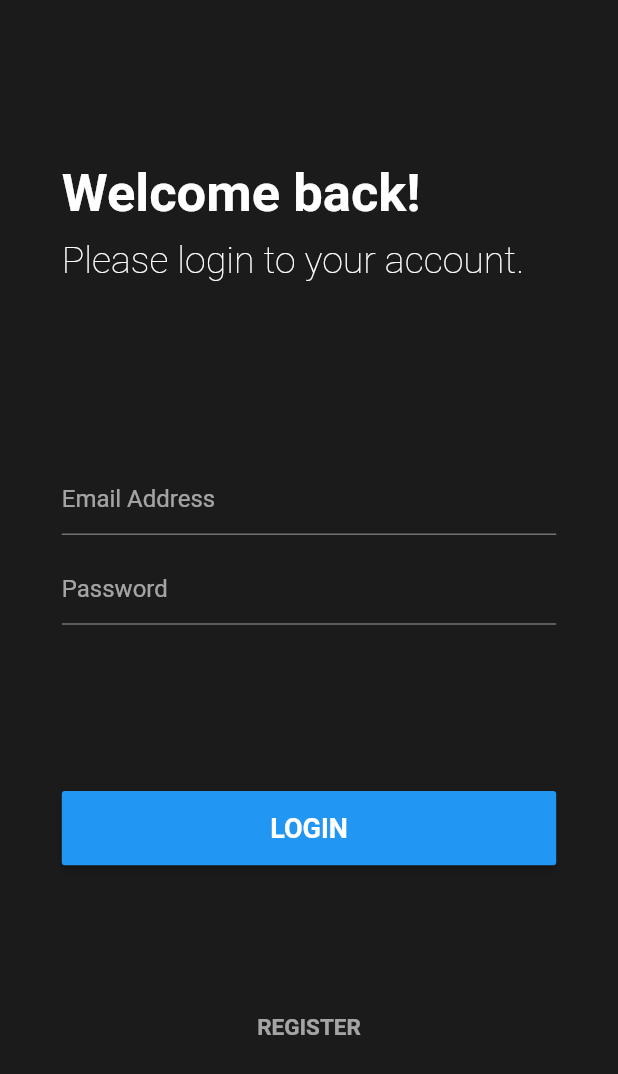
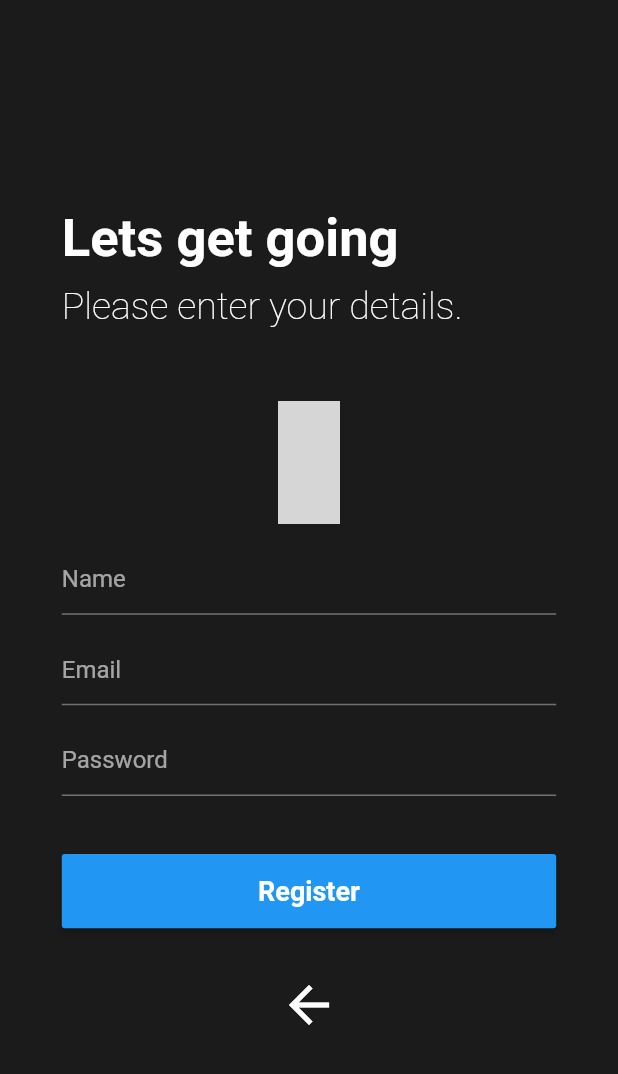
Before and after one commit to WilzZix/chatApp, a Flutter app: the screen it shows after launch, after a tap on "REGISTER", on a phone screen of 412 x 824 dp. Shown: the top 1074 px of the screen. Run offline on Flutter 3.47's test engine with Material 2 defaults, Android fonts, the phone set to English and light mode, and no system bars; our stand-ins replace cloud_firestore, firebase_analytics, firebase_auth, firebase_core, image_picker; accounts and stored records are empty; network calls fail; grey boxes are pictures that could not be loaded.

Commit message:
'nothing'

```diff
--- a/lib/main.dart
+++ b/lib/main.dart
@@ -1,4 +1,7 @@
 import 'package:chat_app/pages/login_page.dart';
+import 'package:chat_app/pages/registration_page.dart';
+import 'package:chat_app/services/db_service.dart';
+import 'package:chat_app/services/navigation_service.dart';
 import 'package:flutter/material.dart';
 import 'package:firebase_analytics/firebase_analytics.dart';
 
@@ -11,7 +14,10 @@ class MyApp extends StatelessWidget {
 
   @override
   Widget build(BuildContext context) {
+    DBService.instance
+        .createUserInDB('0123', 'Nodir', 'nodirbarotov0707@gmail.com');
     return MaterialApp(
+      navigatorKey: NavigationService.instance.navigatorKey,
       debugShowCheckedModeBanner: false,
       title: 'Chatify',
       theme: ThemeData(
@@ -20,7 +26,12 @@ class MyApp extends StatelessWidget {
         accentColor: const Color.fromRGBO(42, 117, 188, 1),
         backgroundColor: const Color.fromRGBO(28, 27, 27, 1),
       ),
-      home: const LoginPage(),
+      initialRoute: 'login',
+      routes: {
+        'login': (BuildContext _context) => LoginPage(),
+        'register': (BuildContext _context) => RegistrationPage(),
+      },
+      home: const RegistrationPage(),
     );
   }
 }
--- a/lib/pages/login_page.dart
+++ b/lib/pages/login_page.dart
@@ -1,9 +1,11 @@
 import 'package:chat_app/providers/auth_provider.dart';
+import 'package:chat_app/services/navigation_service.dart';
 import 'package:firebase_core/firebase_core.dart';
 import 'package:flutter/cupertino.dart';
 import 'package:flutter/material.dart';
 import 'package:provider/provider.dart';
 import '../services/snackbar_service.dart';
+
 class LoginPage extends StatefulWidget {
   const LoginPage({Key? key}) : super(key: key);
 
@@ -180,7 +182,9 @@ class _LoginPageState extends State<LoginPage> {
 
   Widget _registerButton() {
     return GestureDetector(
-      onTap: () {},
+      onTap: () {
+        NavigationService.instance.navigateToPage('register');
+      },
       child: SizedBox(
         height: _deviceHeight * 0.06,
         width: _deviceWidth,
--- /dev/null
+++ b/lib/pages/registration_page.dart
@@ -0,0 +1,202 @@
+import 'package:chat_app/services/navigation_service.dart';
+import 'package:flutter/material.dart';
+import 'package:image_picker/image_picker.dart';
+
+class RegistrationPage extends StatefulWidget {
+  const RegistrationPage({Key? key}) : super(key: key);
+
+  @override
+  _RegistrationPageState createState() => _RegistrationPageState();
+}
+
+class _RegistrationPageState extends State<RegistrationPage> {
+  late double _deviceHeight;
+  late double _deviceWidth;
+  GlobalKey<FormState>? _formKey;
+
+
+  _RegistrationPageState() {
+    _formKey = GlobalKey<FormState>();
+  }
+
+  @override
+  Widget build(BuildContext context) {
+    _deviceHeight = MediaQuery.of(context).size.height;
+    _deviceWidth = MediaQuery.of(context).size.width;
+    return Scaffold(
+      backgroundColor: Theme.of(context).backgroundColor,
+      body: Container(
+        alignment: Alignment.center,
+        child: signupPageUI(),
+      ),
+    );
+  }
+
+  Widget signupPageUI() {
+    return Container(
+      padding: EdgeInsets.symmetric(horizontal: _deviceWidth * 0.10),
+      child: Column(
+        mainAxisAlignment: MainAxisAlignment.spaceEvenly,
+        mainAxisSize: MainAxisSize.max,
+        crossAxisAlignment: CrossAxisAlignment.start,
+        children: [
+          _headingWidget(),
+          _inputForm(),
+          _loginButton(),
+          _backToLoginPageButton(),
+        ],
+      ),
+      height: _deviceHeight * 0.75,
+    );
+  }
+
+  Widget _headingWidget() {
+    return Container(
+      height: _deviceHeight * 0.12,
+      child: Column(
+        mainAxisAlignment: MainAxisAlignment.spaceEvenly,
+        crossAxisAlignment: CrossAxisAlignment.start,
+        children: [
+          Text(
+            'Lets get going',
+            style: TextStyle(fontSize: 35, fontWeight: FontWeight.w700),
+          ),
+          Text(
+            'Please enter your details.',
+            style: TextStyle(fontSize: 25, fontWeight: FontWeight.w200),
+          ),
+        ],
+      ),
+    );
+  }
+
+  Widget _inputForm() {
+    return Container(
+      height: _deviceHeight * 0.35,
+      child: Form(
+        key: _formKey,
+        onChanged: () {
+          _formKey!.currentState!.save();
+        },
+        child: Column(
+          mainAxisAlignment: MainAxisAlignment.spaceEvenly,
+          mainAxisSize: MainAxisSize.max,
+          crossAxisAlignment: CrossAxisAlignment.start,
+          children: [
+            _imageSelectorWidget(),
+            _nameTextField(),
+            _emailTextField(),
+            _passwordTextField(),
+          ],
+        ),
+      ),
+    );
+  }
+
+  Widget _imageSelectorWidget() {
+    return Align(
+      alignment: Alignment.center,
+      child: Container(
+        height: _deviceHeight * 0.10,
+        width: _deviceWidth * 0.10,
+        decoration: BoxDecoration(
+          color: Colors.transparent,
+          borderRadius: BorderRadius.circular(500),
+          image: DecorationImage(
+            fit: BoxFit.cover,
+            image: NetworkImage(
+                'https://media.istockphoto.com/vectors/programming-design-concept-vector-id947663966?b=1&k=20&m=947663966&s=170x170&h=JoiK3tnziP5tqqABhc_iDFj9oW2QAZqLpMO2QKpB4G0='),
+          ),
+        ),
+      ),
+    );
+  }
+
+  Widget _nameTextField() {
+    return TextFormField(
+      autocorrect: false,
+      style: const TextStyle(color: Colors.white),
+      validator: (_input) {
+        return _input!.isNotEmpty ? null : "Please enter a name";
+      },
+      onSaved: (_input) {},
+      cursorColor: Colors.white,
+      decoration: const InputDecoration(
+        hintText: 'Name',
+        focusedBorder: UnderlineInputBorder(
+          borderSide: BorderSide(color: Colors.white),
+        ),
+      ),
+    );
+  }
+
+  Widget _emailTextField() {
+    return TextFormField(
+      autocorrect: false,
+      style: const TextStyle(color: Colors.white),
+      validator: (_input) {
+        return _input!.isNotEmpty && _input.contains("@")
+            ? null
+            : "Please enter a valid email";
+      },
+      onSaved: (_input) {},
+      cursorColor: Colors.white,
+      decoration: const InputDecoration(
+        hintText: 'Email',
+        focusedBorder: UnderlineInputBorder(
+          borderSide: BorderSide(color: Colors.white),
+        ),
+      ),
+    );
+  }
+
+  Widget _passwordTextField() {
+    return TextFormField(
+      obscureText: true,
+      autocorrect: false,
+      style: const TextStyle(color: Colors.white),
+      validator: (_input) {
+        return _input!.isNotEmpty ? null : "Please enter a password";
+      },
+      onSaved: (_input) {},
+      cursorColor: Colors.white,
+      decoration: const InputDecoration(
+        hintText: 'Password',
+        focusedBorder: UnderlineInputBorder(
+          borderSide: BorderSide(color: Colors.white),
+        ),
+      ),
+    );
+  }
+
+  Widget _loginButton() {
+    return SizedBox(
+      height: _deviceHeight * 0.06,
+      width: _deviceWidth,
+      child: MaterialButton(
+        color: Colors.blue,
+        child: const Text(
+          'Register',
+          style: TextStyle(fontWeight: FontWeight.w700, fontSize: 18),
+        ),
+        onPressed: () {},
+      ),
+    );
+  }
+
+  Widget _backToLoginPageButton() {
+    return GestureDetector(
+      onTap: () {
+        NavigationService.instance.navigateToPage('login');
+      },
+      child: Container(
+        height: _deviceHeight * 0.06,
+        width: _deviceWidth,
+        child: Icon(
+          Icons.arrow_back,
+          size: 40,
+        ),
+      ),
+    );
+  }
+}
--- /dev/null
+++ b/lib/services/db_service.dart
@@ -0,0 +1,24 @@
+import 'package:cloud_firestore/cloud_firestore.dart';
+
+class DBService {
+  static DBService instance = DBService();
+
+  FirebaseFirestore? _db;
+
+  DBService() {
+    _db = FirebaseFirestore.instance;
+  }
+
+  String _userCollection = 'Users';
+
+  Future<void> createUserInDB(String _uid, String _name, String _email) async {
+    try {
+      return await _db!
+          .collection(_userCollection)
+          .doc(_uid)
+          .set({'name': _name, 'email': _email});
+    } catch (e) {
+      print(e);
+    }
+  }
+}
--- /dev/null
+++ b/lib/services/navigation_service.dart
@@ -0,0 +1,23 @@
+import 'package:flutter/material.dart';
+import 'package:flutter/widgets.dart';
+
+class NavigationService {
+  GlobalKey<NavigatorState>? navigatorKey;
+  static NavigationService instance = NavigationService();
+
+  NavigationService() {
+    navigatorKey = GlobalKey<NavigatorState>();
+  }
+
+  Future<dynamic> navigateToReplacement(String _routeName) {
+    return navigatorKey!.currentState!.pushReplacementNamed(_routeName);
+  }
+
+  Future<dynamic> navigateToPage(String _routeName) {
+    return navigatorKey!.currentState!.pushNamed(_routeName);
+  }
+
+  Future<dynamic> navigateToRoute(MaterialPageRoute _route) {
+    return navigatorKey!.currentState!.push(_route);
+  }
+}
```
Also changed, not shown: 1 other file.
